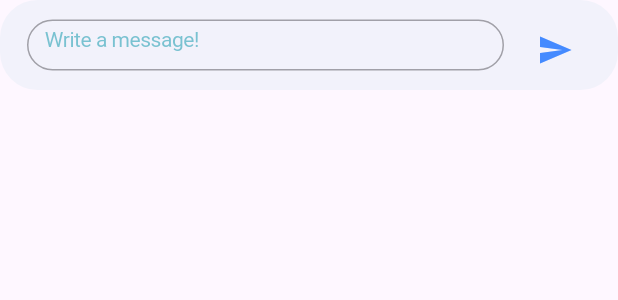
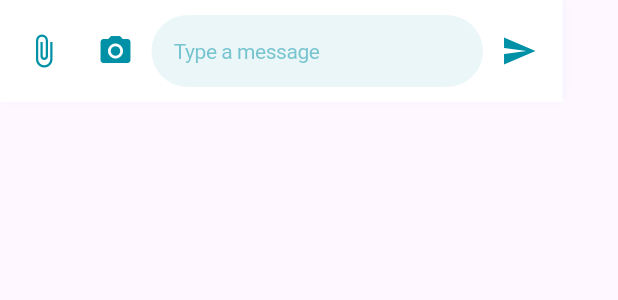
Before and after one commit to sgrover360/health_mate, a Flutter app: the SendMessageFieldWidget widget shown alone on an empty page, opened directly, after a tap on the "send" icon, on a phone screen of 412 x 824 dp. Shown: the top 300 px of the screen. Run offline on Flutter 3.47's test engine with Material 2 defaults, Android fonts, the phone set to English and light mode, and no system bars; our stand-ins replace animated_text_kit, cloud_firestore, firebase_auth, firebase_core, flutter_signin_button, google_sign_in and 1 more; missing offline and left inert: firebase_ui_auth, firebase_ui_localizations; accounts and stored records are empty; Roboto replaces fonts that are missing (Raleway).

Commit message:
chat app- Harsimran

```diff
--- a/lib/pages/single_chat/widgets/send_message_field_widget.dart
+++ b/lib/pages/single_chat/widgets/send_message_field_widget.dart
@@ -26,47 +26,75 @@ class _SendMessageFieldWidgetState extends State<SendMessageFieldWidget> {
   @override
   Widget build(BuildContext context) {
     return Container(
-        height: 60,
-        //color: Colors.blue.shade400,
-        padding: const EdgeInsets.symmetric(horizontal: 10, vertical: 5),
-        clipBehavior: Clip.antiAlias,
+      width: 375,
+      padding: const EdgeInsets.symmetric(horizontal: 5, vertical: 10),
+      decoration: const BoxDecoration(
+        color: Colors.white,
+        boxShadow: [
+          BoxShadow(
+            color: Color(0x0C0091A6),
+            blurRadius: 5,
+            offset: Offset(0, -1),
+            spreadRadius: 0,
+          )
+        ],
+      ),
+      child: Row(
+        children: [
+          IconButton(
+            icon: const Icon(Icons.attach_file, color: Color(0xFF0091A6)),
+            onPressed: () {
+              // Handle attachment
+            },
+          ),
+          IconButton(
+            icon: const Icon(Icons.camera_alt, color: Color(0xFF0091A6)),
+            onPressed: () {
+              // Handle camera
+            },
+          ),
+          Expanded(
+            child: Container(
+              padding: const EdgeInsets.symmetric(horizontal: 5),
               decoration: ShapeDecoration(
-          color: const Color(0x0C0091A6),
+                color: const Color(0x140090A6),
                 shape: RoundedRectangleBorder(
                   borderRadius: BorderRadius.circular(25),
                 ),
               ),
-        child: Container(
-            padding: const EdgeInsets.all(8.0),
-            child: Row(children: [
-              Expanded(
               child: TextField(
-                    maxLines: 1,
                 controller: _messageController,
-                    style: const TextStyle(color: Colors.black, fontSize: 16),
+                keyboardType: TextInputType.multiline,
+                maxLines: null, // Allows the input to wrap to a new line
+                style: const TextStyle(
+                  color: Color(0xFF0091A6),
+                  fontSize: 14,
+                  fontFamily: 'Raleway',
+                ),
                 decoration: const InputDecoration(
-                        hintText: "Write a message!",
-                        hintStyle: TextStyle(color: Color(0x7F0091A6),
+                  hintText: 'Type a message',
+                  hintStyle: TextStyle(
+                    color: Color(0x7F0091A6),
                     fontSize: 14,
                     fontFamily: 'Raleway',
                     fontWeight: FontWeight.w400,
-                          height: 0,
-                          letterSpacing: -0.30,),
-                        border: OutlineInputBorder(
-                            borderRadius: BorderRadius.all(Radius.circular(20.0)))),
-                  )),
-              const SizedBox(width: 10),
+                    letterSpacing: -0.30,
+                  ),
+                  border: InputBorder.none, // No border
+                  contentPadding: EdgeInsets.symmetric(horizontal: 10, vertical: 10), // Adjust padding
+                ),
+              ),
+            ),
+          ),
           IconButton(
+            icon: const Icon(Icons.send, color: Color(0xFF0091A6)),
             onPressed: () {
-                    widget.onPressed == null
-                        ? null
-                        : widget.onPressed!(_messageController?.text ?? "");
-
-                    setState(() {
-                      _messageController!.text = "";
-                    });
+              widget.onPressed?.call(_messageController?.text ?? "");
+              _messageController?.clear();
             },
-                  icon: const Icon(Icons.send, color: Colors.blueAccent))
-            ])));
+          ),
+        ],
+      ),
+    );
   }
 }
--- a/pubspec.yaml
+++ b/pubspec.yaml
@@ -67,6 +67,8 @@ dev_dependencies:
 flutter:
   assets:
     - assets/logo.png
+    - assets/img.png
+    - assets/doctor_animation.gif
 
   # The following line ensures that the Material Icons font is
   # included with your application, so that you can use the icons in
```
Also changed, not shown: lib/pages/single_chat/single_chat_controller.dart (+0 -30 lines), lib/pages/single_chat/single_chat_page.dart (+1 -102 lines), lib/pages/single_chat/widgets/chat_message_widget.dart (+66 -31 lines), assets/img.png (added). Lines whose indentation alone changed are shown as unchanged.
